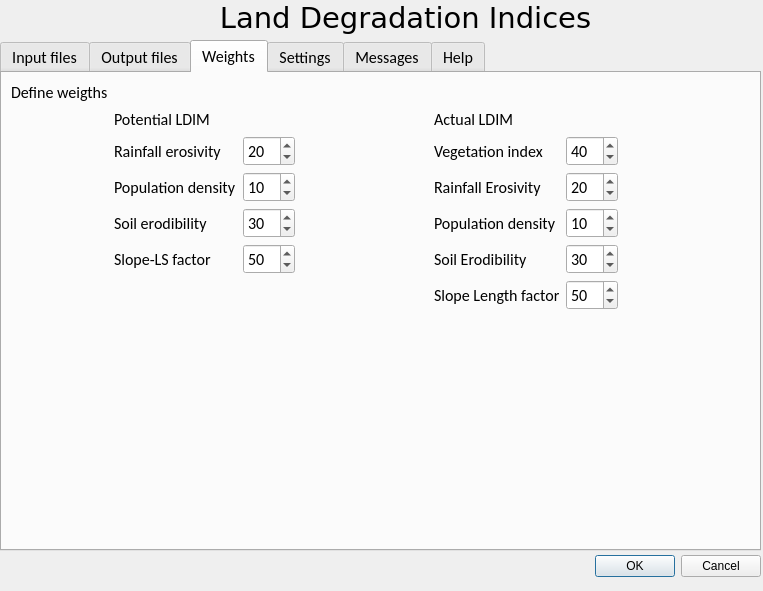
Old version of the form RCMRD_LandDegr/land_degr_dialog_base.ui in the repository BrunoCombal/qgis_plugins.
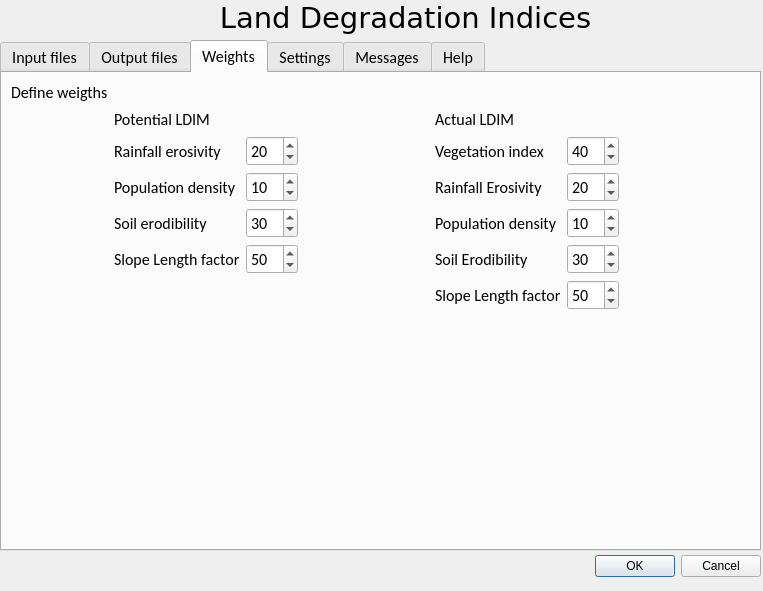
New version of the form. The open tabs and pages were chosen to show the change.

```diff
--- a/RCMRD_LandDegr/land_degr_dialog_base.ui
+++ b/RCMRD_LandDegr/land_degr_dialog_base.ui
@@ -372,7 +372,7 @@
      <item row="6" column="1">
       <widget class="QLabel" name="label_24">
        <property name="text">
-        <string>Slope-LS factor</string>
+        <string>Slope Length factor</string>
        </property>
       </widget>
      </item>
```
Left out of the diff: 60 changed lines with no effect on the pictures.
